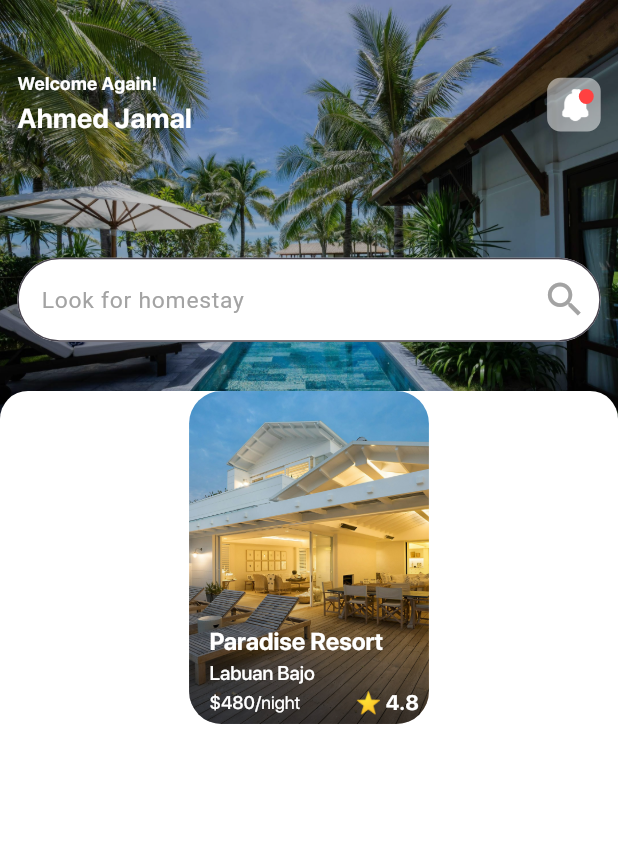
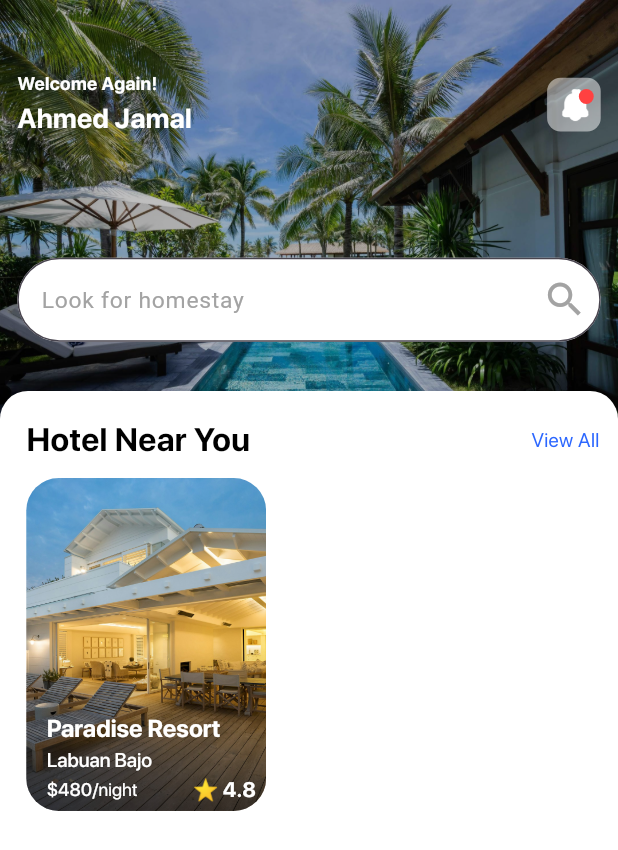
Before and after one commit to ahmedjamal22290/Booking_App, a Flutter app: the HomeView screen opened by its route, on a phone screen of 412 x 824 dp. Shown: the top 850 px of the screen. Run offline on Flutter 3.47's test engine with Material 3 defaults, Android fonts, the phone set to English and light mode, and no system bars; our stand-ins replace flutter_svg, get, smooth_page_indicator; project files that could hold a hidden picture were left out.

Commit message:
customize near hotels section

```diff
--- a/lib/features/home/presentation/views/widgets/home_widgets/custom_main_widget.dart
+++ b/lib/features/home/presentation/views/widgets/home_widgets/custom_main_widget.dart
@@ -1,3 +1,4 @@
+import 'package:booking_app/core/utils/styles.dart';
 import 'package:flutter/material.dart';
 
 class CustomMainContainer extends StatelessWidget {
@@ -16,16 +17,73 @@ class CustomMainContainer extends StatelessWidget {
         borderRadius: BorderRadius.only(
             topLeft: Radius.circular(18.66), topRight: Radius.circular(18.66)),
       ),
-      child: Column(
-        children: [
-          SizedBox(
-              height: (160.26 / 594.99).toDouble() *
-                  MediaQuery.sizeOf(context).height,
-              width: (106.52 / 274.46).toDouble() *
-                  MediaQuery.sizeOf(context).width,
-              child: child),
-        ],
+      child: Padding(
+        padding: const EdgeInsets.only(left: 17.52, top: 17.27),
+        child: NearHotelSection(child: child),
       ),
     );
   }
 }
+
+class NearHotelSection extends StatelessWidget {
+  const NearHotelSection({
+    super.key,
+    required this.child,
+  });
+
+  final Widget child;
+
+  @override
+  Widget build(BuildContext context) {
+    return Column(
+      crossAxisAlignment: CrossAxisAlignment.start,
+      children: [
+        Row(
+          children: [
+            Text(
+              'Hotel Near You',
+              style: Styles.mainWidgetsText1.copyWith(
+                color: Colors.black,
+                fontSize: 21.66,
+              ),
+            ),
+            Spacer(),
+            ViewAllButton(),
+            SizedBox(
+              width: 12.31,
+            )
+          ],
+        ),
+        const SizedBox(height: 9.72),
+        SizedBox(
+            height: (160.26 / 594.99).toDouble() *
+                MediaQuery.sizeOf(context).height,
+            width:
+                (106.52 / 274.46).toDouble() * MediaQuery.sizeOf(context).width,
+            child: child),
+      ],
+    );
+  }
+}
+
+class ViewAllButton extends StatelessWidget {
+  const ViewAllButton({
+    super.key,
+  });
+
+  @override
+  Widget build(BuildContext context) {
+    return GestureDetector(
+      onTap: () {},
+      child: Text(
+        'View All',
+        style: TextStyle(
+          color: Color(0xff2C67FF),
+          fontFamily: 'sf_pro',
+          fontWeight: FontWeight.w400,
+          fontSize: 13.2,
+        ),
+      ),
+    );
+  }
+}
```
